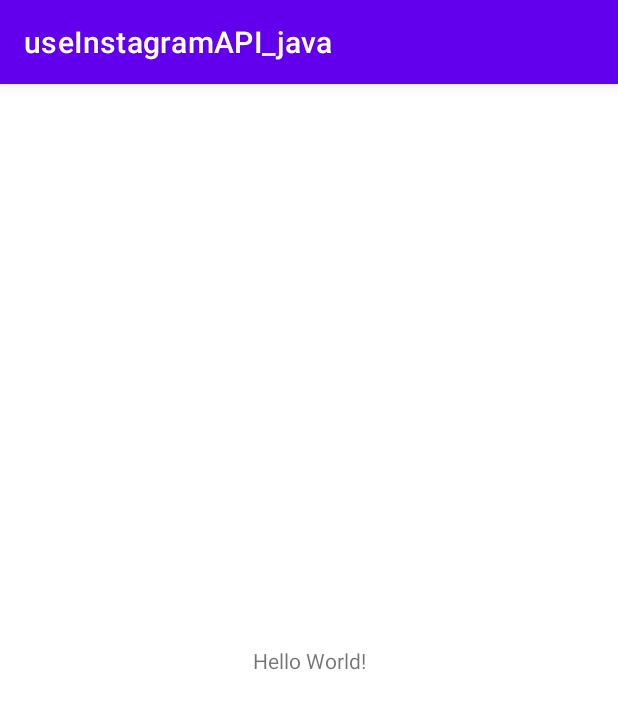
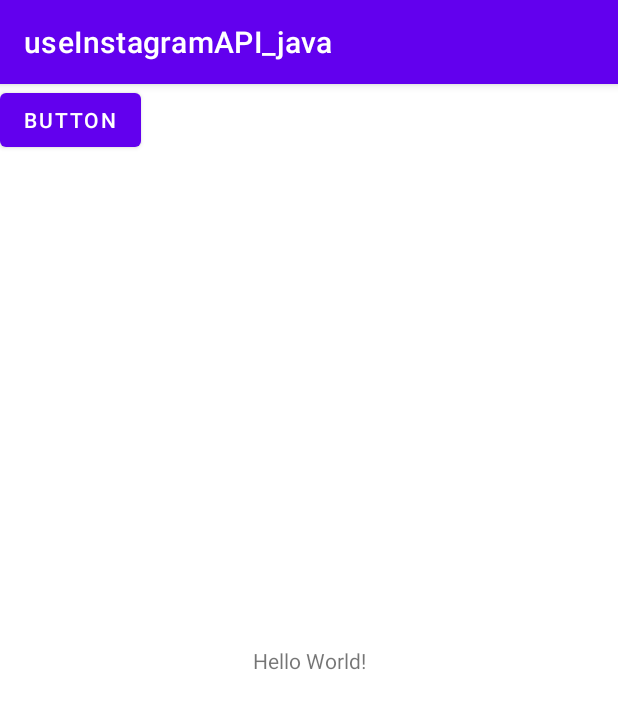
Before and after one commit to HY219/study, an Android app: the screen it shows after launch (MainActivity), on a phone screen of 412 x 824 dp. Shown: the top 709 px of the screen. Run offline under Robolectric (Android 15) with nearby library versions, the phone set to English and light mode, and no system bars.

Commit message:
android Java_텍스트,이미지 등 sns공유하기

```diff
--- a/useInstagramAPI_Java/app/src/main/java/com/example/useinstagramapi_java/MainActivity.java
+++ b/useInstagramAPI_Java/app/src/main/java/com/example/useinstagramapi_java/MainActivity.java
@@ -15,5 +15,30 @@
     protected void onCreate(Bundle savedInstanceState) {
         super.onCreate(savedInstanceState);
         setContentView(R.layout.activity_main);
+
+        // activity_main의 버튼을 가져오기
+        Button shareButton = findViewById(R.id.shareButton);
+
+        // 클릭 리스너 구현
+        shareButton.setOnClickListener(new View.OnClickListener() {
+            @Override
+            public void onClick(View v) {
+                //ACTION_SEND를 이용해 공유하기 창 띄우기
+                Intent intent = new Intent(Intent.ACTION_SEND);
+                //intent로 보낼 공유 내용의 타입을 정하기
+                intent.setType("text/plain");
+                intent.setType("image/gif");
+                intent.setType("image/jpeg");
+
+                //String으로 받아서 넣기
+                String sendMessage = "이렇게 스트링으로 만들어서 넣어주면 됩니다.";
+                //String sendImage = "ic_launcher.webp";
+                intent.putExtra(Intent.EXTRA_TEXT, sendMessage);
+                //intent.putExtra(Intent.image)
+
+                Intent shareIntent = Intent.createChooser(intent, "share");
+                startActivity(shareIntent);
+            }
+        });
     }
 }
--- a/useInstagramAPI_Java/app/src/main/res/layout/activity_main.xml
+++ b/useInstagramAPI_Java/app/src/main/res/layout/activity_main.xml
@@ -15,4 +15,12 @@
         app:layout_constraintStart_toStartOf="parent"
         app:layout_constraintTop_toTopOf="parent" />
 
+    <Button
+        android:id="@+id/shareButton"
+        android:layout_width="wrap_content"
+        android:layout_height="wrap_content"
+        android:text="Button"
+        app:layout_constraintStart_toStartOf="parent"
+        app:layout_constraintTop_toTopOf="parent" />
+
 </androidx.constraintlayout.widget.ConstraintLayout>
```
